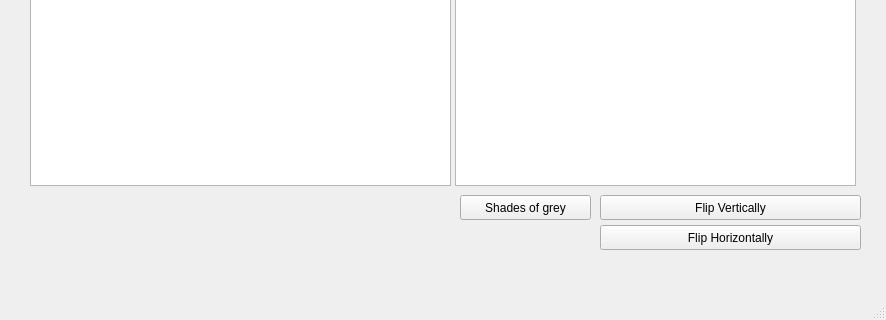
guitassinari/fpi-project, file mainwindow.ui: the form before one commit; both pictures show x 0 to 886 and y 201 to 521 of the 886 by 521 pixel window.
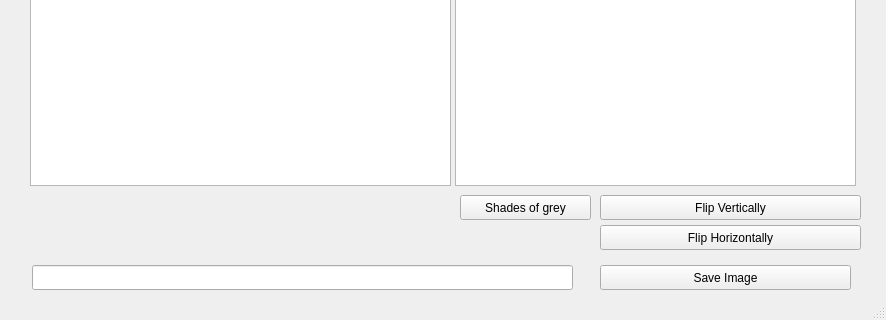
The form after the commit.

```diff
--- a/mainwindow.ui
+++ b/mainwindow.ui
@@ -96,6 +96,29 @@
      </rect>
     </property>
    </widget>
+   <widget class="QPushButton" name="SaveImageButton">
+    <property name="geometry">
+     <rect>
+      <x>600</x>
+      <y>430</y>
+      <width>251</width>
+      <height>25</height>
+     </rect>
+    </property>
+    <property name="text">
+     <string>Save Image</string>
+    </property>
+   </widget>
+   <widget class="QLineEdit" name="PathToSave">
+    <property name="geometry">
+     <rect>
+      <x>32</x>
+      <y>430</y>
+      <width>541</width>
+      <height>25</height>
+     </rect>
+    </property>
+   </widget>
   </widget>
   <widget class="QToolBar" name="mainToolBar">
    <attribute name="toolBarArea">
```
